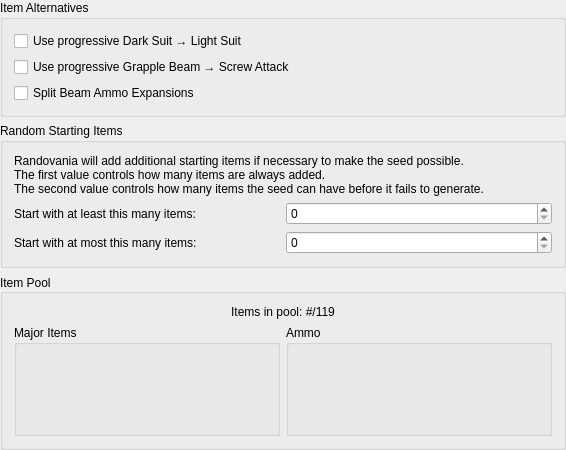
The window that randovania/gui/ui_files/main_rules.ui (randovania/randovania) describes before a commit, drawn with Qt 5.
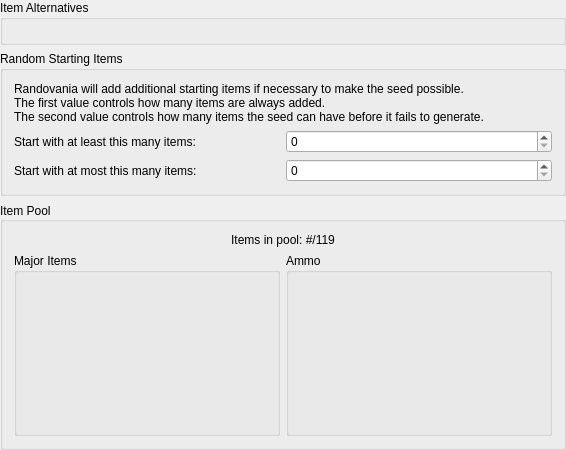
The same window after the commit.

The edit to the form file:
```diff
--- a/randovania/gui/ui_files/main_rules.ui
+++ b/randovania/gui/ui_files/main_rules.ui
@@ -89,38 +89,7 @@
           <property name="title">
            <string>Item Alternatives</string>
           </property>
-          <layout class="QVBoxLayout" name="verticalLayout_3">
-           <item>
-            <widget class="QCheckBox" name="progressive_suit_check">
-             <property name="toolTip">
-              <string>&lt;html&gt;&lt;head/&gt;&lt;body&gt;&lt;p&gt;Instead of there being a Dark Suit and a Light Suit pickups, there will instead be two Progressive Suit pickups.&lt;/p&gt;&lt;p&gt;Picking the first one gives you Dark Suit, while the second one gives Light Suit. This ensures you always get Dark Suit before.&lt;/p&gt;&lt;/body&gt;&lt;/html&gt;</string>
-             </property>
-             <property name="text">
-              <string>Use progressive Dark Suit → Light Suit</string>
-             </property>
-            </widget>
-           </item>
-           <item>
-            <widget class="QCheckBox" name="progressive_grapple_check">
-             <property name="toolTip">
-              <string>&lt;html&gt;&lt;head/&gt;&lt;body&gt;&lt;p&gt;This groups Grapple Beam and Screw Attack into a progressive item pair: the first one always gives Grapple Beam, with the second one always being Screw Attack.&lt;/p&gt;&lt;p&gt;Warning: the model for this item pair will always be Grapple Beam.&lt;/p&gt;&lt;/body&gt;&lt;/html&gt;</string>
-             </property>
-             <property name="text">
-              <string>Use progressive Grapple Beam → Screw Attack</string>
-             </property>
-            </widget>
-           </item>
-           <item>
-            <widget class="QCheckBox" name="split_ammo_check">
-             <property name="toolTip">
-              <string>&lt;html&gt;&lt;head/&gt;&lt;body&gt;&lt;p&gt;Splits the Beam Ammo Expansion pickups into two different pickups: Light Ammo Expansion and Dark Ammo Expansion.&lt;/p&gt;&lt;/body&gt;&lt;/html&gt;</string>
-             </property>
-             <property name="text">
-              <string>Split Beam Ammo Expansions</string>
-             </property>
-            </widget>
-           </item>
-          </layout>
+          <layout class="QVBoxLayout" name="item_alternative_layout"/>
          </widget>
         </item>
         <item row="3" column="0" colspan="2">
```
